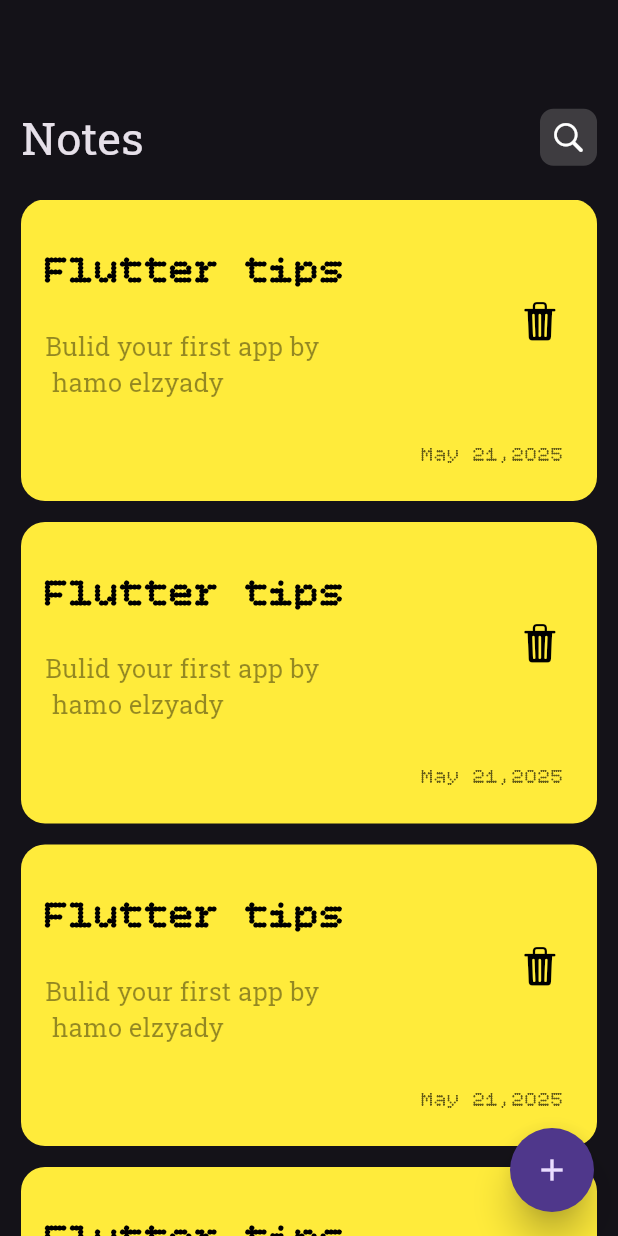
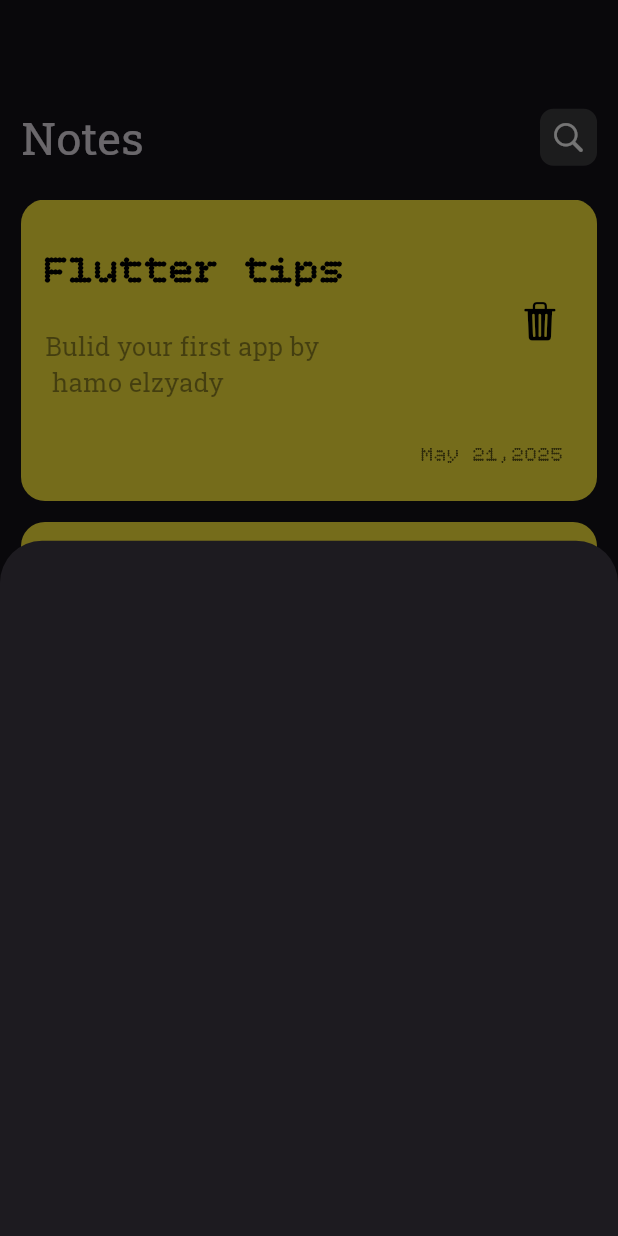
Before and after one commit to MohamedElzyady/notes_app, a Flutter app: the screen it shows after launch, after a tap on the "add" icon, on a phone screen of 412 x 824 dp. Run offline on Flutter 3.47's test engine with Material 3 defaults, Android fonts, the phone set to English and light mode, and no system bars; our stand-ins replace gap.

Commit message:
show model bottom shet

```diff
--- a/lib/home/home.dart
+++ b/lib/home/home.dart
@@ -2,6 +2,7 @@ import 'package:flutter/material.dart';
 import 'package:gap/gap.dart';
 import 'package:note_app/home/widgets/custom_app_bar.dart';
 import 'package:note_app/home/widgets/custom_listView.dart';
+import 'package:note_app/home/widgets/floatingActionButton.dart';
 
 class Home extends StatelessWidget {
   const Home({super.key});
@@ -10,14 +11,7 @@ class Home extends StatelessWidget {
   Widget build(BuildContext context) {
     return Scaffold(
       // floatingActionButtonLocation: FloatingActionButtonLocation.centerDocked,
-      floatingActionButton: FloatingActionButton(
-        elevation: 10,
-        shape: RoundedRectangleBorder(
-          borderRadius: BorderRadiusGeometry.circular(40),
-        ),
-        onPressed: () {},
-        child: Icon(Icons.add),
-      ),
+      floatingActionButton:Floatingactionbutton(),
       // backgroundColor: Colors.green,
       body: Padding(
         padding: const EdgeInsets.symmetric(horizontal: 14),
--- /dev/null
+++ b/lib/home/widgets/floatingActionButton.dart
@@ -0,0 +1,25 @@
+import 'package:flutter/material.dart';
+import 'package:note_app/home/widgets/showModalBottomSheet.dart';
+
+class Floatingactionbutton extends StatelessWidget {
+  const Floatingactionbutton({super.key});
+
+  @override
+  Widget build(BuildContext context) {
+    return FloatingActionButton(
+      elevation: 10,
+      shape: RoundedRectangleBorder(
+        borderRadius: BorderRadiusGeometry.circular(40),
+      ),
+      onPressed: () {
+        showModalBottomSheet(
+          context: context,
+          builder: (context) {
+            return Showmodalbottomsheet();
+          },
+        );
+      },
+      child: Icon(Icons.add),
+    );
+  }
+}
--- /dev/null
+++ b/lib/home/widgets/showModalBottomSheet.dart
@@ -0,0 +1,10 @@
+import 'package:flutter/cupertino.dart';
+
+class Showmodalbottomsheet extends StatelessWidget {
+  const Showmodalbottomsheet({super.key});
+
+  @override
+  Widget build(BuildContext context) {
+    return Container();
+  }
+}
```
